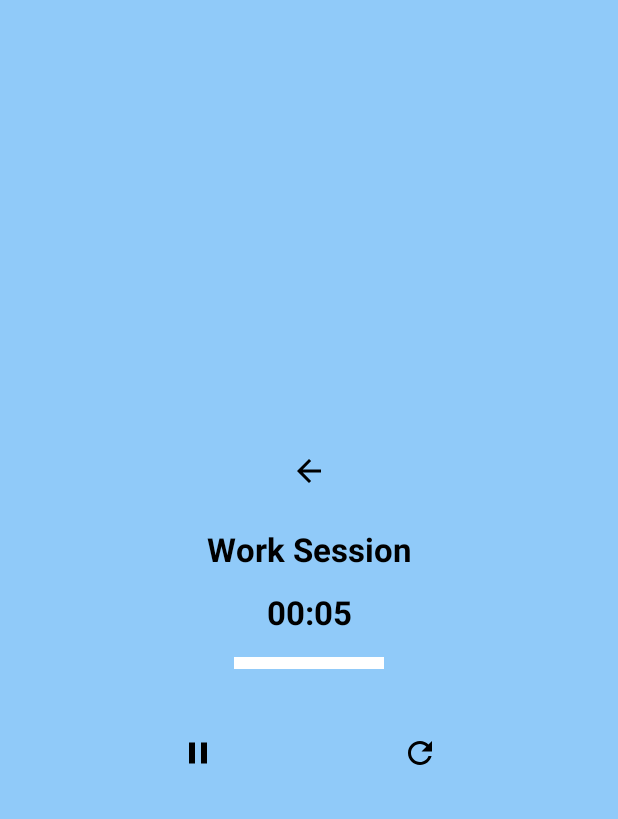
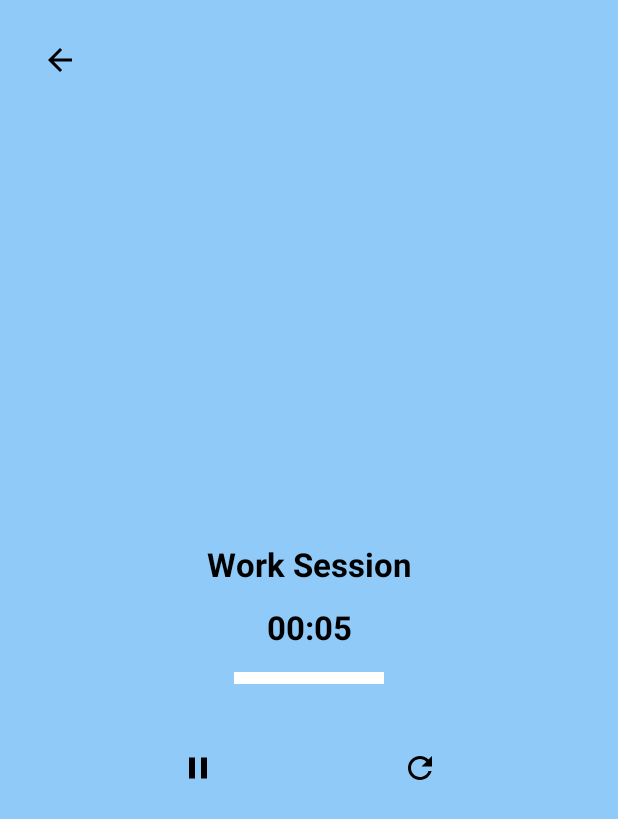
Before and after one commit to pierre-teodoresco/ChillBox, an Android app built with Jetpack Compose: the PomodoroActivity screen opened directly, with no data from a screen before it, after a tap on "Play", on a phone screen of 412 x 824 dp. Shown: the top 819 px of the screen. Run offline under Robolectric (Android 15) with nearby library versions, the phone set to English and light mode, and no system bars; our stand-ins replace livedata-compose.

Commit message:
change icon size and backbutton position

```diff
--- a/app/src/main/java/com/example/chillbox/ui/PomodoroActivity.kt
+++ b/app/src/main/java/com/example/chillbox/ui/PomodoroActivity.kt
@@ -4,8 +4,10 @@ import android.os.Bundle
 import androidx.activity.ComponentActivity
 import androidx.activity.compose.setContent
 import androidx.activity.viewModels
+import androidx.compose.foundation.Image
 import androidx.compose.foundation.background
 import androidx.compose.foundation.layout.Arrangement
+import androidx.compose.foundation.layout.Box
 import androidx.compose.foundation.layout.Column
 import androidx.compose.foundation.layout.Row
 import androidx.compose.foundation.layout.Spacer
@@ -13,6 +15,7 @@ import androidx.compose.foundation.layout.fillMaxSize
 import androidx.compose.foundation.layout.fillMaxWidth
 import androidx.compose.foundation.layout.height
 import androidx.compose.foundation.layout.padding
+import androidx.compose.foundation.layout.size
 import androidx.compose.foundation.layout.width
 import androidx.compose.material3.Icon
 import androidx.compose.material3.IconButton
@@ -75,12 +78,13 @@ fun PomodoroScreen(viewModel: PomodoroViewModel = PomodoroViewModel()) {
             .background(backgroundColor)
             .padding((16 * scaleFactor).dp),
         horizontalAlignment = Alignment.CenterHorizontally,
-        verticalArrangement = Arrangement.Center
     ) {
         // Reusable BackButton from the BackButton.kt file
-        BackButton(scaleFactor = scaleFactor)
+        Box(modifier = Modifier.fillMaxWidth(), contentAlignment = Alignment.TopStart) {
+            BackButton(scaleFactor = scaleFactor)
+        }
 
-        Spacer(modifier = Modifier.height((16 * scaleFactor).dp))
+        Spacer(modifier = Modifier.height((300 * scaleFactor).dp))
 
         // Session Type Display (Work Session, Rest Session, Long Rest Session)
         Text(
@@ -140,7 +144,8 @@ fun PomodoroScreen(viewModel: PomodoroViewModel = PomodoroViewModel()) {
                 ) {
                     Icon(
                         painter = painterResource(R.drawable.ic_pause),
-                        contentDescription = "Pause"
+                        contentDescription = "Pause",
+                        modifier = Modifier.size((24 * scaleFactor).dp)
                     )
                 }
             } else {
@@ -150,7 +155,8 @@ fun PomodoroScreen(viewModel: PomodoroViewModel = PomodoroViewModel()) {
                 ) {
                     Icon(
                         painter = painterResource(R.drawable.ic_play),
-                        contentDescription = "Play"
+                        contentDescription = "Play",
+                        modifier = Modifier.size((24 * scaleFactor).dp)
                     )
                 }
             }
@@ -162,7 +168,8 @@ fun PomodoroScreen(viewModel: PomodoroViewModel = PomodoroViewModel()) {
             ) {
                 Icon(
                     painter = painterResource(R.drawable.ic_reset),
-                    contentDescription = "Reset"
+                    contentDescription = "Reset",
+                    modifier = Modifier.size((24 * scaleFactor).dp)
                 )
             }
         }
```
